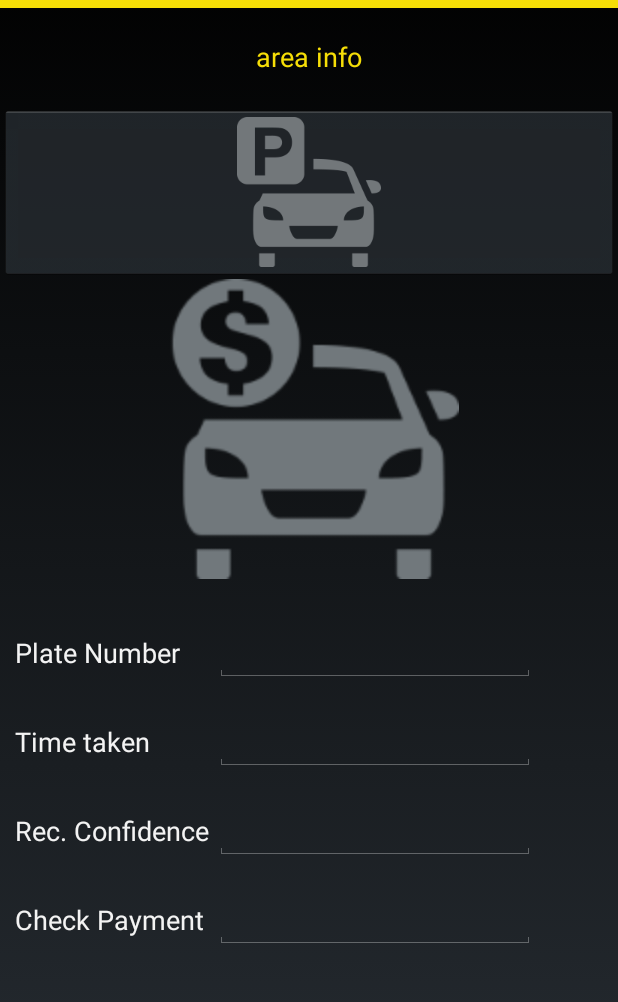
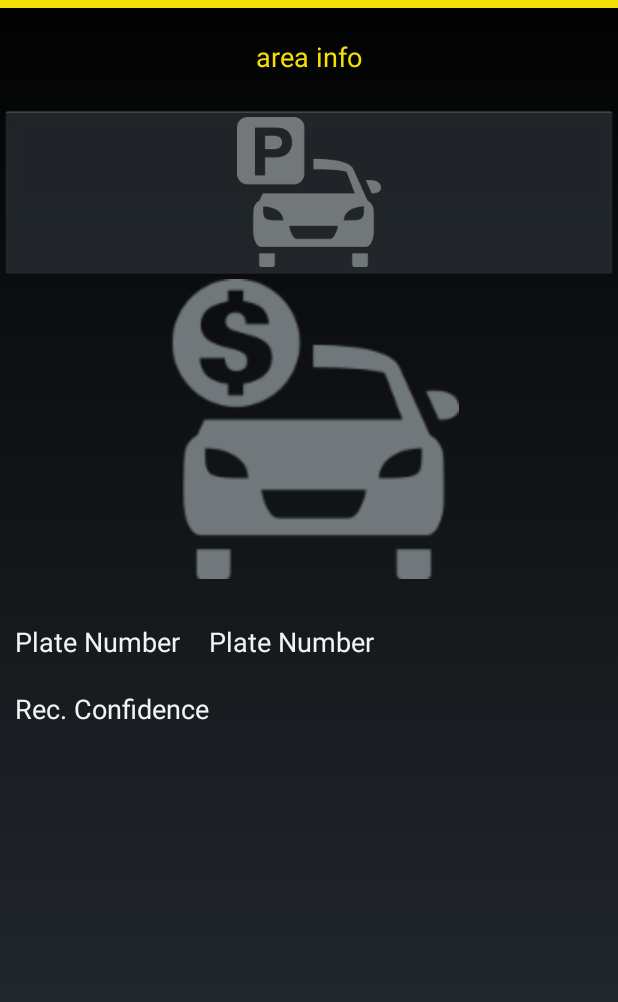
Before and after one commit to amalm/tibano, an Android app: the screen it shows after launch (MainActivity), on a phone screen of 412 x 824 dp, the part 60-1062 px from its top. Run offline under Robolectric (Android 15) with nearby library versions, the phone set to English and light mode, and no system bars.

Commit message:
removed textview values

```diff
--- a/mobile/app/src/main/java/org/openalpr/app/MainActivity.java
+++ b/mobile/app/src/main/java/org/openalpr/app/MainActivity.java
@@ -61,9 +61,12 @@ public class MainActivity extends Activity implements AsyncListener<AlprResult>
     private String mCurrentPhotoPath;
     private ImageView mImageView;
 
-    private EditText plate;
-    private EditText processingTime;
-    private EditText confidence;
+    //private EditText plate;
+    //private EditText processingTime;
+    //private EditText confidence;
+
+    private TextView plate;
+    private TextView confidence;
 
     private TextView errorText;
 
@@ -115,9 +118,9 @@ public class MainActivity extends Activity implements AsyncListener<AlprResult>
 
         mImageView = (ImageView)findViewById(R.id.imageView);
 
-        plate = (EditText)findViewById(R.id.plateNumberId);
-        processingTime = (EditText)findViewById(R.id.processingTimeId);
-        confidence = (EditText)findViewById(R.id.plateConfidenceLabelId);
+        plate = (TextView) findViewById(R.id.tvPlateNumber);
+        //processingTime = (EditText)findViewById(R.id.processingTimeId);
+        confidence = (TextView)findViewById(R.id.tvPlateConfidence);
 
 
         errorText = (TextView)findViewById(R.id.errorTextView);
@@ -134,12 +137,12 @@ public class MainActivity extends Activity implements AsyncListener<AlprResult>
 
         // Check payment
         //final Button button = (Button) findViewById(R.id.buttonWS);
-        final ImageView ivCheckPayment = (ImageView) findViewById(R.id.ivCheckPayment);
-        ivCheckPayment.setOnClickListener(new View.OnClickListener() {
-            public void onClick(View v) {
-                new CheckPayment().execute();
-            }
-        });
+        //final ImageView ivCheckPayment = (ImageView) findViewById(R.id.ivCheckPayment);
+        //ivCheckPayment.setOnClickListener(new View.OnClickListener() {
+        //    public void onClick(View v) {
+        //        new CheckPayment().execute();
+        //    }
+        //});
 
         // start Area Update
         new CheckAreas().execute();
@@ -452,9 +455,11 @@ public class MainActivity extends Activity implements AsyncListener<AlprResult>
         this.plate.setText(plate);
     }
 
+    /*
     public void setProcessingTime(long processingTime){
         this.processingTime.setText(String.format("%d %s", processingTime, "ms"));
     }
+    */
 
     public void setConfidence(double confidence) {
         this.confidence.setText(String.format("%.0f", confidence, " %"));
@@ -466,7 +471,7 @@ public class MainActivity extends Activity implements AsyncListener<AlprResult>
 
     private void clearData(){
         plate.setText("");
-        processingTime.setText("");
+        confidence.setText("");
     }
 
     @Override
@@ -489,7 +494,7 @@ public class MainActivity extends Activity implements AsyncListener<AlprResult>
             if (resultItems.size() > 0) {
                 AlprResultItem resultItem = resultItems.get(0);
                 setPlate(resultItem.getPlate());
-                setProcessingTime(alprResult.getProcessingTime());
+                //setProcessingTime(alprResult.getProcessingTime());
                 setConfidence(resultItem.getConfidence());
 
                 dismissProgressDialog();
@@ -592,10 +597,10 @@ public class MainActivity extends Activity implements AsyncListener<AlprResult>
 
             dismissProgressDialog();
 
-            TextView quoteText = (TextView)findViewById(R.id.tvCheckPaymentId);
+            //TextView quoteText = (TextView)findViewById(R.id.tvCheckPaymentId);
 
             if (payment != null) {
-                quoteText.setText(payment.toString());
+                //quoteText.setText(payment.toString());
                 //setPaidState(payment.getPaying());
 
                 setPaidState(true);;
--- a/mobile/app/src/main/res/layout/activity_main.xml
+++ b/mobile/app/src/main/res/layout/activity_main.xml
@@ -87,37 +87,16 @@
                 android:textAppearance="?android:attr/textAppearanceMedium"
                 android:layout_gravity="center_vertical" />
 
-            <EditText
+            <TextView
+                android:id="@+id/tvPlateNumber"
                 android:layout_width="wrap_content"
                 android:layout_height="wrap_content"
-                android:layout_marginLeft="4dp"
-                android:id="@+id/plateNumberId"
-                android:ems="10" android:inputType="text"
-                android:layout_gravity="center_vertical" />
-        </TableRow>
-        <TableRow
-            android:id="@+id/tableRow2"
-            android:layout_width="wrap_content"
-            android:layout_height="wrap_content"
-            android:layout_margin="10dp" >
-
-            <TextView
-                android:id="@+id/processingTimeLabel"
-                android:layout_width="wrap_content"
-                android:layout_height="wrap_content"
-                android:text="@string/processingTime_label"
+                android:text="@string/plate_label"
                 android:textAppearance="?android:attr/textAppearanceMedium"
                 android:layout_gravity="center_vertical" />
 
-            <EditText
-                android:layout_width="wrap_content"
-                android:layout_height="wrap_content"
-                android:layout_marginLeft="4dp"
-                android:id="@+id/processingTimeId"
-                android:ems="10" android:inputType="text"
-                android:layout_gravity="center_vertical" />
+        </TableRow>
 
-        </TableRow>
 
         <TableRow
             android:id="@+id/tableRow1"
@@ -133,36 +112,14 @@
                 android:textAppearance="?android:attr/textAppearanceMedium"
                 android:layout_gravity="center_vertical" />
 
-            <EditText
+            <TextView
+                android:id="@+id/tvPlateConfidence"
                 android:layout_width="wrap_content"
                 android:layout_height="wrap_content"
-                android:layout_marginLeft="4dp"
-                android:id="@+id/plateConfidenceLabelId"
-                android:ems="10" android:inputType="text"
-                android:layout_gravity="center_vertical" />
-        </TableRow>
-
-        <TableRow
-            android:id="@+id/tableRow1"
-            android:layout_width="wrap_content"
-            android:layout_height="wrap_content"
-            android:layout_margin="10dp" >
-
-            <TextView
-                android:id="@+id/checkPayment"
-                android:layout_width="wrap_content"
-                android:layout_height="wrap_content"
-                android:text="Check Payment"
+                android:text=""
                 android:textAppearance="?android:attr/textAppearanceMedium"
                 android:layout_gravity="center_vertical" />
 
-            <EditText
-                android:layout_width="wrap_content"
-                android:layout_height="wrap_content"
-                android:layout_marginLeft="4dp"
-                android:id="@+id/tvCheckPaymentId"
-                android:ems="10" android:inputType="text"
-                android:layout_gravity="center_vertical" />
         </TableRow>
 
 
```
